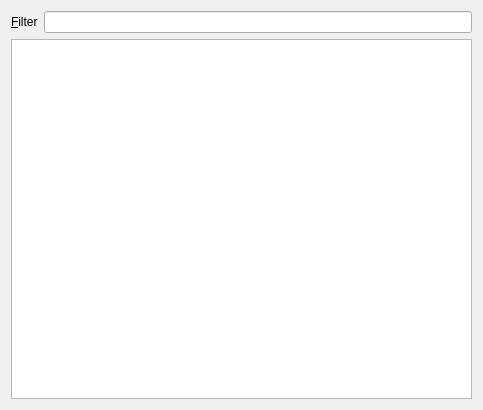
Qt form atef/ui/ophyd_device_tree_widget.ui (pcdshub/atef) before a commit.
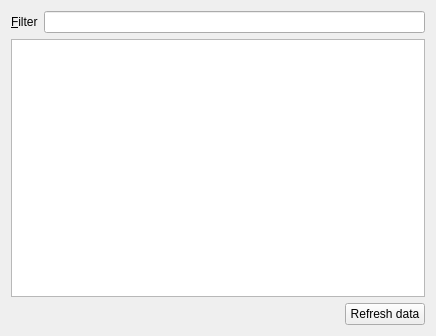
The same form after that commit. Custom widgets are drawn as their Qt base class.

Commit message: REF: switch from polling to on-demand threaded updates

Patch:
```diff
--- a/atef/ui/ophyd_device_tree_widget.ui
+++ b/atef/ui/ophyd_device_tree_widget.ui
@@ -6,28 +6,22 @@
    <rect>
     <x>0</x>
     <y>0</y>
-    <width>483</width>
-    <height>410</height>
+    <width>436</width>
+    <height>336</height>
    </rect>
   </property>
   <property name="windowTitle">
    <string>Form</string>
   </property>
   <layout class="QGridLayout" name="gridLayout">
-   <item row="0" column="0">
-    <widget class="QLabel" name="label_filter">
+   <item row="2" column="2">
+    <widget class="QPushButton" name="button_update_data">
      <property name="text">
-      <string>&amp;Filter</string>
-     </property>
-     <property name="buddy">
-      <cstring>edit_filter</cstring>
+      <string>Refresh data</string>
      </property>
     </widget>
    </item>
-   <item row="0" column="1">
-    <widget class="QLineEdit" name="edit_filter"/>
-   </item>
-   <item row="1" column="0" colspan="2">
+   <item row="1" column="0" colspan="3">
     <widget class="OphydDeviceTableView" name="device_table_view">
      <property name="sortingEnabled">
       <bool>true</bool>
@@ -40,6 +34,45 @@
      </attribute>
     </widget>
    </item>
+   <item row="2" column="1">
+    <spacer name="horizontalSpacer">
+     <property name="orientation">
+      <enum>Qt::Horizontal</enum>
+     </property>
+     <property name="sizeHint" stdset="0">
+      <size>
+       <width>40</width>
+       <height>20</height>
+      </size>
+     </property>
+    </spacer>
+   </item>
+   <item row="0" column="0">
+    <widget class="QLabel" name="label_filter">
+     <property name="sizePolicy">
+      <sizepolicy hsizetype="Maximum" vsizetype="Preferred">
+       <horstretch>0</horstretch>
+       <verstretch>0</verstretch>
+      </sizepolicy>
+     </property>
+     <property name="text">
+      <string>&amp;Filter</string>
+     </property>
+     <property name="buddy">
+      <cstring>edit_filter</cstring>
+     </property>
+    </widget>
+   </item>
+   <item row="0" column="1" colspan="2">
+    <widget class="QLineEdit" name="edit_filter">
+     <property name="sizePolicy">
+      <sizepolicy hsizetype="Expanding" vsizetype="Fixed">
+       <horstretch>0</horstretch>
+       <verstretch>0</verstretch>
+      </sizepolicy>
+     </property>
+    </widget>
+   </item>
   </layout>
  </widget>
  <customwidgets>
```
The commit also changes 1 other file.
